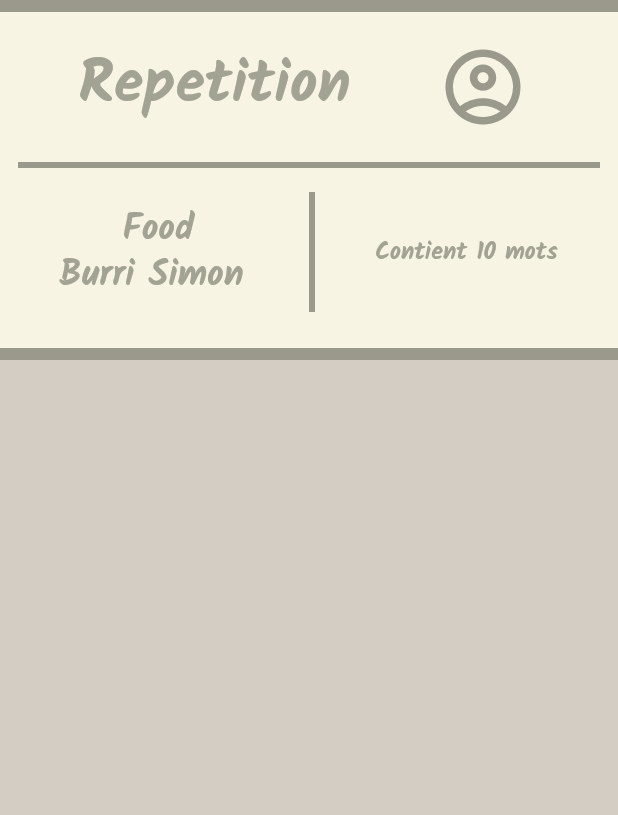
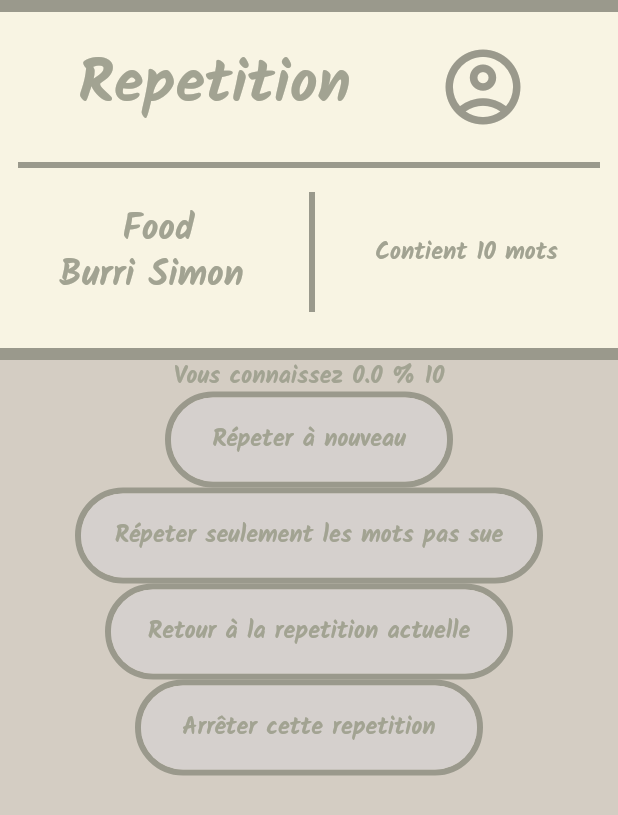
Before and after one commit to RubenLopesDaSilva/voc_app, a Flutter app: the screen it shows after launch, after a tap on the "close" icon, on a phone screen of 412 x 824 dp. Shown: the top 815 px of the screen. Run offline on Flutter 3.47's test engine with Material 3 defaults, Android fonts, the phone set to English and light mode, and no system bars; our stand-ins replace flutter_card_swiper, google_fonts, shimmer_animation; missing offline and left inert: flutter_flip_card, primer_progress_bar.

Commit message:
Update 16:38 03.12.2025

```diff
--- a/lib/src/common/widgets/common_progress_indicator.dart
+++ b/lib/src/common/widgets/common_progress_indicator.dart
@@ -26,7 +26,9 @@ class CommonProgressIndicator extends StatelessWidget {
         borderRadius: BorderRadius.circular(Sizes.p8),
       ),
       //TODO : Créer ma propre bar de progress pour que les 2 couleurs soi opposé et rejoigne le centre
-      child: PrimerProgressBar(
+      child: (successful + failed > total || total <= 0)
+          ? const SizedBox()
+          : PrimerProgressBar(
               segments: [
                 // Segment(value: successful, color: AppColors.primaryAccent),
                 // Segment(value: failed, color: AppColors.secondaryColor),
--- /dev/null
+++ b/lib/src/common/widgets/styled_button.dart
@@ -0,0 +1,44 @@
+import 'package:flutter/material.dart';
+import 'package:voc_app/src/common/constants/sizes.dart';
+import 'package:voc_app/src/common/theme/theme.dart';
+
+class StyledButton extends StatelessWidget {
+  const StyledButton({
+    this.width,
+    this.height,
+    this.foregroundColor,
+    this.backgroundColor,
+    this.onPressed,
+    required this.child,
+    super.key,
+  });
+
+  final double? width;
+  final double? height;
+  final Color? foregroundColor;
+  final Color? backgroundColor;
+  final VoidCallback? onPressed;
+  final Widget child;
+
+  @override
+  Widget build(BuildContext context) {
+    return Container(
+      decoration: BoxDecoration(
+        border: Border.all(color: AppColors.secondaryAccent, width: Sizes.p1),
+        borderRadius: BorderRadius.circular(40),
+      ),
+      child: TextButton(
+        onPressed: onPressed,
+        style: TextButton.styleFrom(
+          foregroundColor: foregroundColor ?? AppColors.secondaryAccent,
+          backgroundColor: backgroundColor ?? AppColors.middleColor,
+        ),
+        child: SizedBox(
+          width: width,
+          height: height,
+          child: Center(child: child),
+        ),
+      ),
+    );
+  }
+}
--- a/lib/src/common/widgets/styled_option.dart
+++ b/lib/src/common/widgets/styled_icon.dart
@@ -2,8 +2,8 @@ import 'package:flutter/material.dart';
 import 'package:voc_app/src/common/constants/sizes.dart';
 import 'package:voc_app/src/common/theme/theme.dart';
 
-class StyledOption extends StatelessWidget {
-  const StyledOption(this.icon, {this.onPressed, super.key});
+class StyledIcon extends StatelessWidget {
+  const StyledIcon(this.icon, {this.onPressed, super.key});
 
   final IconData? icon;
   final VoidCallback? onPressed;
--- a/lib/src/common/widgets/styled_text.dart
+++ b/lib/src/common/widgets/styled_text.dart
@@ -6,14 +6,14 @@ class StyledText extends StatelessWidget {
     this.text, {
     this.color,
     this.fontSize,
-    this.overflow,
+    this.overflow = TextOverflow.ellipsis,
     super.key,
   });
 
   final String text;
   final Color? color;
   final double? fontSize;
-  final TextOverflow? overflow;
+  final TextOverflow overflow;
 
   @override
   Widget build(BuildContext context) {
@@ -34,14 +34,14 @@ class StyledHeadline extends StatelessWidget {
     this.text, {
     this.color,
     this.fontSize,
-    this.overflow,
+    this.overflow = TextOverflow.ellipsis,
     super.key,
   });
 
   final String text;
   final Color? color;
   final double? fontSize;
-  final TextOverflow? overflow;
+  final TextOverflow overflow;
 
   @override
   Widget build(BuildContext context) {
@@ -62,14 +62,14 @@ class StyledTitle extends StatelessWidget {
     this.text, {
     this.color,
     this.fontSize,
-    this.overflow,
+    this.overflow = TextOverflow.ellipsis,
     super.key,
   });
 
   final String text;
   final Color? color;
   final double? fontSize;
-  final TextOverflow? overflow;
+  final TextOverflow overflow;
 
   @override
   Widget build(BuildContext context) {
--- a/lib/src/features/repetition/models/repetition.dart
+++ b/lib/src/features/repetition/models/repetition.dart
@@ -7,7 +7,7 @@ class Repetition {
     Set<String> knownWords = const {},
     Set<String> unknownWords = const {},
     RepetitionState state = RepetitionState.begin,
-    int actualIndex = 0,
+    int index = 0,
     String listId = '',
     String firstLanguage = '',
     String secondLanguage = '',
@@ -16,7 +16,7 @@ class Repetition {
        _knownWords = knownWords,
        _unknownWords = unknownWords,
        _state = state,
-       _index = actualIndex,
+       _index = index,
        _listId = listId,
        _firstLanguage = firstLanguage,
        _secondLanguage = secondLanguage;
@@ -38,18 +38,18 @@ class Repetition {
     Set<String>? knownWords,
     Set<String>? unknownWords,
     RepetitionState? state,
-    int? actualIndex,
+    int? index,
     String? listId,
     String? firstLanguage,
     String? secondLanguage,
   }) {
     return Repetition(
-      allWords: allWords ?? _allWords,
-      usingWords: usingWords ?? _usingWords,
-      knownWords: knownWords ?? _knownWords,
-      unknownWords: unknownWords ?? _unknownWords,
+      allWords: allWords?.toSet() ?? _allWords,
+      usingWords: usingWords?.toSet() ?? _usingWords,
+      knownWords: knownWords?.toSet() ?? _knownWords,
+      unknownWords: unknownWords?.toSet() ?? _unknownWords,
       state: state ?? _state,
-      actualIndex: actualIndex ?? _index,
+      index: index ?? _index,
       listId: listId ?? _listId,
       firstLanguage: firstLanguage ?? _firstLanguage,
       secondLanguage: secondLanguage ?? _secondLanguage,
@@ -72,18 +72,17 @@ extension GetRepetition on Repetition {
 
 extension MutableRepetition on Repetition {
   Repetition initialize({
-    required List<String> words,
+    required Iterable<String> words,
     required int initialIndex,
     required String listId,
     required String firstLanguage,
     required String secondLanguage,
   }) {
-    Set<String> allWords = words.toSet();
     return copyWith(
-      allWords: allWords,
-      usingWords: allWords,
+      allWords: words.toSet(),
+      usingWords: words.toSet(),
       state: RepetitionState.begin,
-      actualIndex: initialIndex,
+      index: initialIndex,
       listId: listId,
       firstLanguage: firstLanguage,
       secondLanguage: secondLanguage,
@@ -94,20 +93,30 @@ extension MutableRepetition on Repetition {
     return changeState(RepetitionState.process);
   }
 
+  Repetition restart() {
+    return copyWith(
+      knownWords: const {},
+      unknownWords: const {},
+    ).changeState(RepetitionState.process);
+  }
+
   Repetition end() {
     return changeState(RepetitionState.end);
   }
 
-  Repetition repeatAllWords({required int initialIndex}) {
-    return copyWith(usingWords: _allWords, actualIndex: initialIndex);
-  }
-
-  Repetition repeatUnknownWords({required int initialIndex}) {
-    return copyWith(usingWords: _unknownWords, actualIndex: initialIndex);
+  Repetition repeatWords({required int initialIndex, bool all = true}) {
+    return copyWith(
+      usingWords: all ? _allWords : _unknownWords,
+      index: initialIndex,
+    );
   }
 
   Repetition changeState(RepetitionState state) {
     return copyWith(state: state);
+  }
+
+  Repetition changeIndex(int? index) {
+    return copyWith(index: index);
   }
 
   Repetition passWord({required String id, bool? known}) {
@@ -127,17 +136,4 @@ extension MutableRepetition on Repetition {
     }
     return copyWith(knownWords: knowns, unknownWords: unknowns);
   }
-
-  Repetition changeIndex(int? index) {
-    return Repetition(
-      allWords: _allWords,
-      usingWords: _usingWords,
-      knownWords: _knownWords,
-      unknownWords: _unknownWords,
-      state: _state,
-      actualIndex: index ?? _index,
-      firstLanguage: _firstLanguage,
-      secondLanguage: _secondLanguage,
-    );
-  }
 }
--- a/lib/src/features/repetition/presentation/word_screen.dart
+++ b/lib/src/features/repetition/presentation/word_screen.dart
@@ -1,3 +1,5 @@
+import 'dart:math';
+
 import 'package:flutter/material.dart';
 import 'package:flutter_card_swiper/flutter_card_swiper.dart';
 import 'package:voc_app/src/common/constants/gap.dart';
@@ -5,7 +7,8 @@ import 'package:voc_app/src/common/constants/sizes.dart';
 import 'package:voc_app/src/common/constants/test_datas.dart';
 import 'package:voc_app/src/common/localization/string_hardcoded.dart';
 import 'package:voc_app/src/common/theme/theme.dart';
-import 'package:voc_app/src/common/widgets/styled_option.dart';
+import 'package:voc_app/src/common/widgets/styled_button.dart';
+import 'package:voc_app/src/common/widgets/styled_icon.dart';
 import 'package:voc_app/src/common/widgets/styled_text.dart';
 import 'package:voc_app/src/features/groups/models/group.dart';
 import 'package:voc_app/src/features/repetition/models/repetition.dart';
@@ -118,11 +121,12 @@ class _WordScreenState extends State<WordScreen> {
               Expanded(
                 child: Center(
                   child: StyledHeadline(
-                    '${'Contient'.hardcoded} ${group.words.length > 1
-                        ? '${group.words.length} ${'mots'.hardcoded}'
-                        : group.words.length == 1
-                        ? '${'un'.hardcoded} ${'mot'.hardcoded}'
-                        : '${'aucun'.hardcoded} ${'mot'.hardcoded}'}',
+                    'Contient ${group.words.length > 1
+                            ? '${group.words.length} mots'
+                            : group.words.length == 1
+                            ? 'un mot'
+                            : 'aucun mot'}'
+                        .hardcoded,
                     fontSize: Sizes.p4,
                   ),
                 ),
@@ -151,9 +155,9 @@ class _WordScreenState extends State<WordScreen> {
               Row(
                 mainAxisAlignment: MainAxisAlignment.center,
                 children: [
-                  const StyledOption(Icons.replay, onPressed: null),
+                  const StyledIcon(Icons.replay, onPressed: null),
                   gapW3,
-                  StyledOption(
+                  StyledIcon(
                     // Icons.arrow_upward,
                     Icons.arrow_back,
                     // Icons.arrow_downward,
@@ -163,7 +167,7 @@ class _WordScreenState extends State<WordScreen> {
                     },
                   ),
                   gapW3,
-                  StyledOption(
+                  StyledIcon(
                     Icons.close,
                     onPressed: () {
                       repetition = repetition.end();
@@ -180,9 +184,14 @@ class _WordScreenState extends State<WordScreen> {
               width: 400,
               height: 280,
               child: CardSwiper(
+                key: const Key(''),
                 controller: swipeController,
-                cardsCount: words.length,
-                numberOfCardsDisplayed: 5,
+                cardsCount: words.isNotEmpty ? words.length : 1,
+                numberOfCardsDisplayed: words.length > 5
+                    ? 5
+                    : words.isNotEmpty
+                    ? words.length
+                    : 1,
                 isLoop: false,
                 onSwipe: (previousIndex, currentIndex, direction) {
                   if (direction.isVertical) {
@@ -214,7 +223,15 @@ class _WordScreenState extends State<WordScreen> {
                       horizontalOffsetPercentage,
                       verticalOffsetPercentage,
                     ) {
-                      final word = words[index];
+                      final word = (index <= words.length)
+                          ? words[index]
+                          : const Word(
+                              id: '0',
+                              traductions: {},
+                              phonetics: {},
+                              definitions: {},
+                              userId: '9',
+                            );
                       return WordCard(
                         key: Key(word.id),
                         word: word,
@@ -232,7 +249,54 @@ class _WordScreenState extends State<WordScreen> {
         break;
       case RepetitionState.end:
         children.addAll(<Widget>[
-
+          StyledHeadline(
+            'Vous connaissez ${100 * repetition.knownCount / repetition.usingCount} % ${repetition.usingCount}'
+                .hardcoded,
+          ),
+          StyledButton(
+            width: Sizes.p40,
+            height: Sizes.p10,
+            onPressed: () {
+              repetition = repetition.repeatWords(initialIndex: 0).restart();
+              words = testWords
+                  .where((word) => repetition.allUsingWords.contains(word.id))
+                  .toList();
+              setState(() {});
+            },
+            child: StyledHeadline('Répeter à nouveau'.hardcoded),
+          ),
+          StyledButton(
+            width: Sizes.p70,
+            height: Sizes.p10,
+            onPressed: () {
+              repetition = repetition
+                  .repeatWords(initialIndex: 0, all: false)
+                  .restart();
+              words = testWords
+                  .where((word) => repetition.allUsingWords.contains(word.id))
+                  .toList();
+              print('Mot pas sue ${repetition.allUsingWords.length}');
+              setState(() {});
+            },
+            child: StyledHeadline(
+              'Répeter seulement les mots pas sue'.hardcoded,
+            ),
+          ),
+          //TODO : Pouvoir revenire en arrière
+          StyledButton(
+            width: Sizes.p60,
+            height: Sizes.p10,
+            // onPressed: () {
+            //   repetition = repetition.changeState(RepetitionState.process);
+            //   setState(() {});
+            // },
+            child: StyledHeadline('Retour à la repetition actuelle'.hardcoded),
+          ),
+          StyledButton(
+            width: Sizes.p50,
+            height: Sizes.p10,
+            child: StyledHeadline('Arrêter cette repetition'.hardcoded),
+          ),
         ]);
         break;
     }
```
Lines whose indentation alone changed are shown as unchanged.
